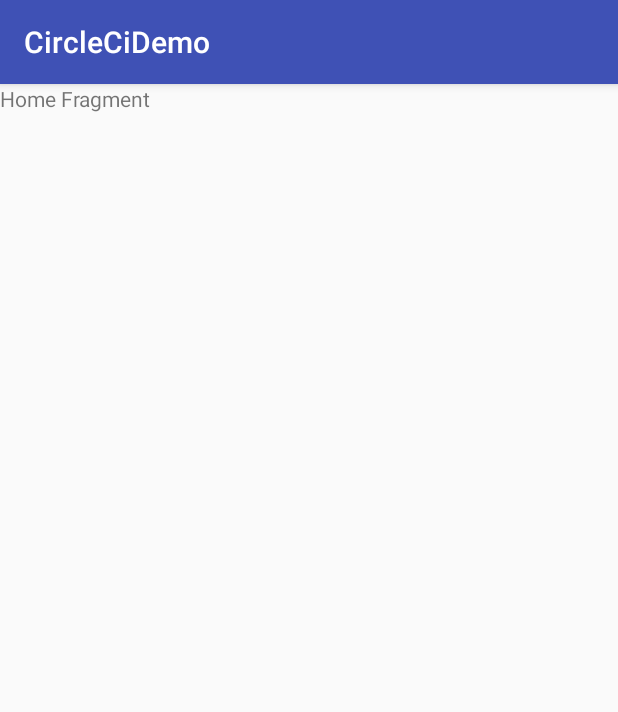
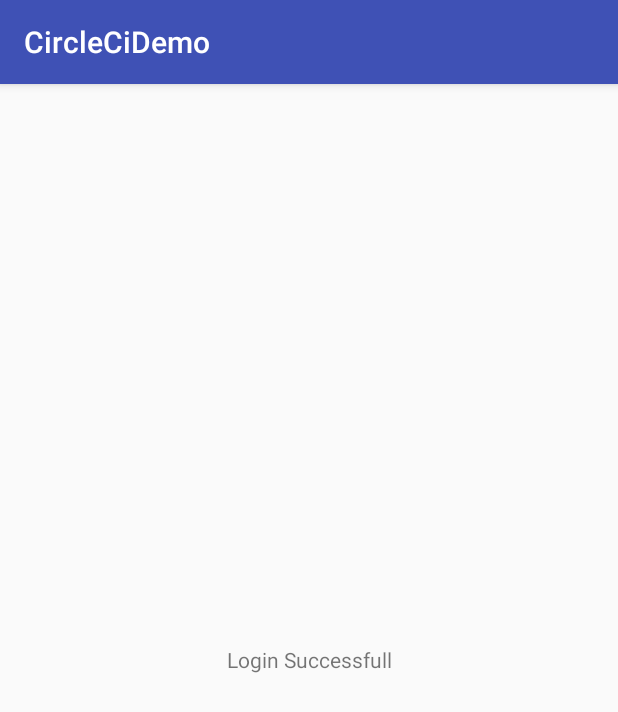
Before and after one commit to ummar-syed/DEMO_CIRCLE_CI, an Android app: the fragment HomeFragment shown on its own in the app's theme, on a phone screen of 412 x 824 dp. Shown: the top 712 px of the screen. Run offline under Robolectric (Android 15) with nearby library versions, the phone set to English and light mode, and no system bars.

Commit message:
Latest changes commited on 28th Sep after circleci file changes_Appium_35

```diff
--- a/app/src/main/res/layout/fragment_home.xml
+++ b/app/src/main/res/layout/fragment_home.xml
@@ -6,8 +6,10 @@
 
     <!-- TODO: Update blank fragment layout -->
     <TextView
+        android:id="@+id/tv_successful"
         android:layout_width="match_parent"
         android:layout_height="match_parent"
-        android:text="Home Fragment" />
+        android:text="Login Successfull"
+        android:gravity="center"/>
 
 </FrameLayout>
```
